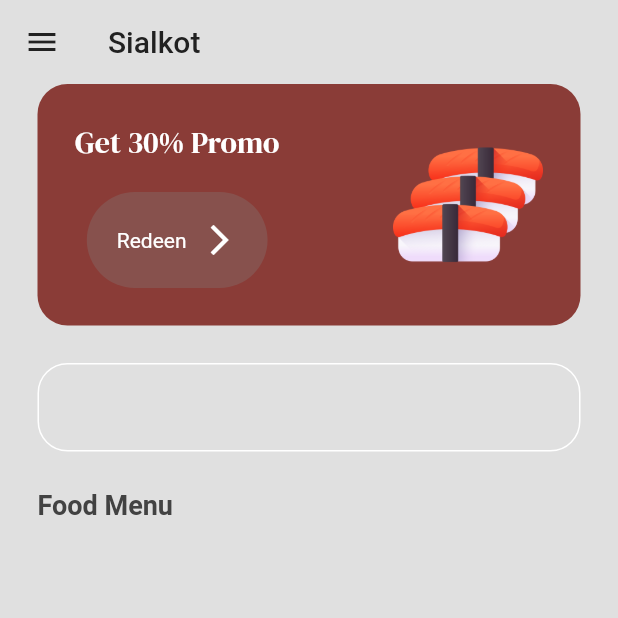
After one commit to isharab/SushiApp, a Flutter app: the screen it shows after launch, after a tap on "Get Started", on a phone screen of 412 x 824 dp, the top half of it. The commit adds this screen. Run offline on Flutter 3.47's test engine with Material 2 defaults, Android fonts, the phone set to English and light mode, and no system bars; our stand-ins replace google_fonts.

Commit message:
working on menu page

```diff
--- a/lib/components/button.dart
+++ b/lib/components/button.dart
@@ -2,11 +2,18 @@
 
 class MyButton extends StatelessWidget {
   final String text;
-  const MyButton({super.key, required this.text});
+  final void Function()? onTap;
+  const MyButton({
+    super.key,
+    required this.text,
+    required this.onTap,
+  });
 
   @override
   Widget build(BuildContext context) {
-    return Container(
+    return GestureDetector(
+      onTap: onTap,
+      child: Container(
         decoration: const BoxDecoration(
           color: Color.fromARGB(255, 135, 81, 77),
           borderRadius: BorderRadius.all(
@@ -28,6 +35,7 @@
             )
           ],
         ),
+      ),
     );
   }
 }
--- a/lib/main.dart
+++ b/lib/main.dart
@@ -1,6 +1,7 @@
 import 'package:flutter/material.dart';
 
 import 'pages/intro_page.dart';
+import 'pages/menu_page.dart';
 
 void main() {
   runApp(const MyApp());
@@ -12,9 +13,13 @@
   // This widget is the root of your application.
   @override
   Widget build(BuildContext context) {
-    return const MaterialApp(
+    return MaterialApp(
       debugShowCheckedModeBanner: false,
-      home: IntroPage(),
+      home: const IntroPage(),
+      routes: {
+        '/intropage': (context) => const IntroPage(),
+        '/menupage': (context) => const MenuPage(),
+      },
     );
   }
 }
--- /dev/null
+++ b/lib/models/food.dart
@@ -0,0 +1,18 @@
+class Food {
+  String name;
+  String price;
+  String imagePath;
+  String rating;
+
+  Food({
+    required this.name,
+    required this.price,
+    required this.imagePath,
+    required this.rating,
+  });
+
+  String get _name => name;
+  String get _price => price;
+  String get _imagePath => imagePath;
+  String get _rating => rating;
+}
--- a/lib/pages/intro_page.dart
+++ b/lib/pages/intro_page.dart
@@ -59,7 +59,12 @@
 
             // get started button
 
-            const MyButton(text: 'Get Started')
+            MyButton(
+              text: 'Get Started',
+              onTap: () {
+                Navigator.pushNamed(context, '/menupage');
+              },
+            )
           ],
         ),
       ),
--- /dev/null
+++ b/lib/pages/menu_page.dart
@@ -0,0 +1,113 @@
+import 'package:flutter/material.dart';
+import 'package:google_fonts/google_fonts.dart';
+import 'package:sushi_restaurant_app/components/button.dart';
+import 'package:sushi_restaurant_app/theme/colors.dart';
+
+class MenuPage extends StatefulWidget {
+  const MenuPage({super.key});
+
+  @override
+  State<MenuPage> createState() => _MenuPageState();
+}
+
+class _MenuPageState extends State<MenuPage> {
+  @override
+  Widget build(BuildContext context) {
+    return Scaffold(
+      backgroundColor: Colors.grey[300],
+      appBar: AppBar(
+        backgroundColor: Colors.transparent,
+        elevation: 0,
+        leading: Icon(
+          Icons.menu,
+          color: Colors.grey[900],
+        ),
+        title: Text(
+          'Sialkot',
+          style: TextStyle(color: Colors.grey[900]),
+        ),
+      ),
+      body: Column(
+        crossAxisAlignment: CrossAxisAlignment.start,
+        children: [
+          // promo banner
+          Container(
+            decoration: BoxDecoration(
+              color: primaryColor,
+              borderRadius: const BorderRadius.all(
+                Radius.circular(20),
+              ),
+            ),
+            margin: const EdgeInsets.symmetric(horizontal: 25),
+            padding: const EdgeInsets.all(25),
+            child: Row(
+              mainAxisAlignment: MainAxisAlignment.spaceBetween,
+              children: [
+                Column(
+                  children: [
+                    // promo msg
+                    Text('Get 30% Promo',
+                        style: GoogleFonts.dmSerifDisplay(
+                          fontSize: 20,
+                          color: Colors.white,
+                        )),
+                    const SizedBox(height: 20),
+                    // redeem button
+                    MyButton(
+                      text: 'Redeen',
+                      onTap: () {},
+                    )
+                  ],
+                ),
+
+                // promo image
+                Image.asset(
+                  'assets/images/sushis.png',
+                  height: 100,
+                ),
+              ],
+            ),
+          ),
+
+          const SizedBox(height: 25),
+
+          // search bar
+          Padding(
+            padding: const EdgeInsets.symmetric(horizontal: 25),
+            child: TextField(
+              decoration: InputDecoration(
+                enabledBorder: OutlineInputBorder(
+                  borderSide: const BorderSide(color: Colors.white),
+                  borderRadius: BorderRadius.circular(20),
+                ),
+                focusedBorder: OutlineInputBorder(
+                  borderSide: const BorderSide(color: Colors.white),
+                  borderRadius: BorderRadius.circular(20),
+                ),
+              ),
+            ),
+          ),
+
+          const SizedBox(height: 25),
+          // menu list
+
+          Padding(
+            padding: const EdgeInsets.symmetric(horizontal: 25),
+            child: Text(
+              'Food Menu',
+              style: TextStyle(
+                fontWeight: FontWeight.bold,
+                color: Colors.grey[800],
+                fontSize: 18,
+              ),
+            ),
+          ),
+
+          const SizedBox(height: 10),
+
+          // popular food items
+        ],
+      ),
+    );
+  }
+}
--- /dev/null
+++ b/lib/theme/colors.dart
@@ -0,0 +1,3 @@
+import 'package:flutter/material.dart';
+
+var primaryColor = const Color.fromARGB(255, 138, 60, 55);
```
Lines whose indentation alone changed are shown as unchanged.
